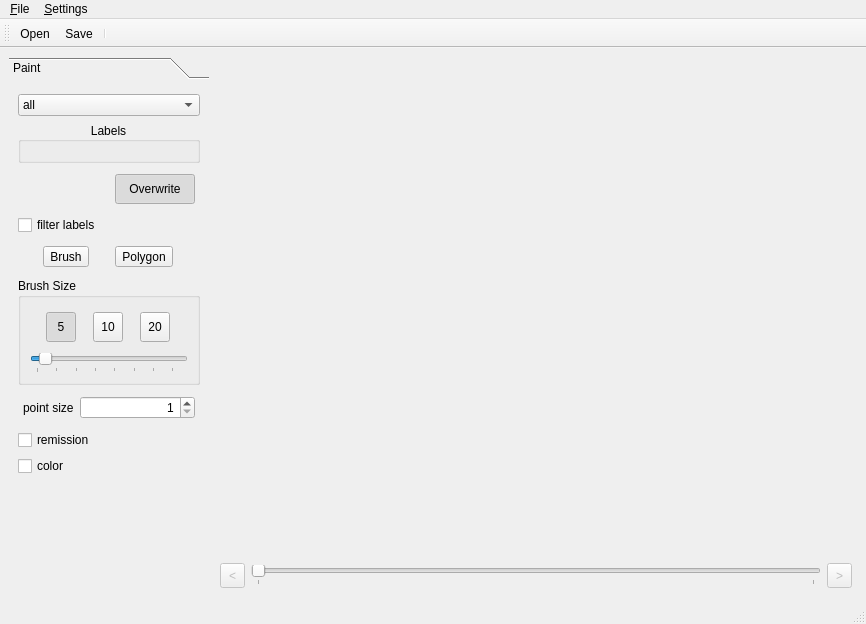
Old version of the form src/MainFrame.ui in the repository jbehley/point_labeler.
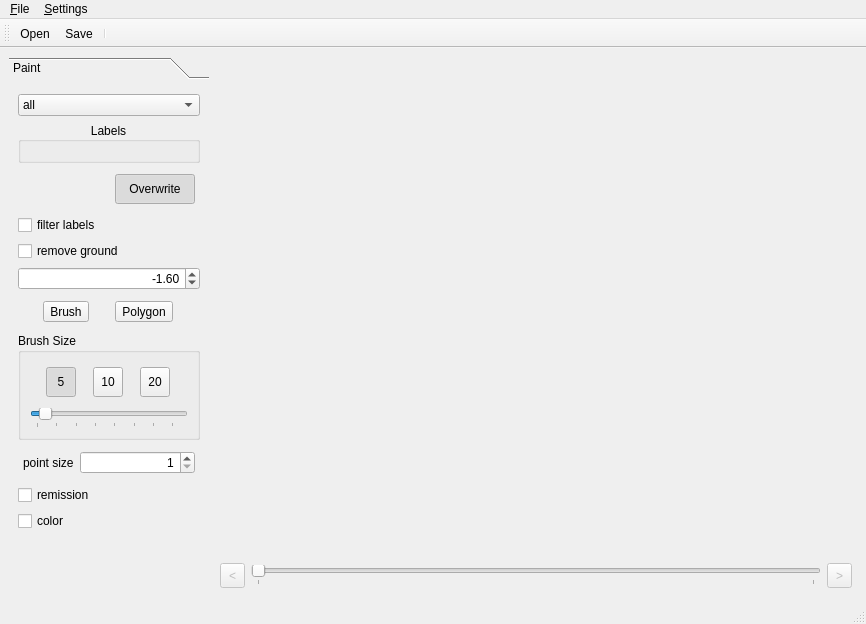
New version of the form. Custom widgets are drawn as their Qt base class.

Commit message: polygon drawing, remove ground, winding & triangulation, wip: labeling within polygon.

```diff
--- a/src/MainFrame.ui
+++ b/src/MainFrame.ui
@@ -43,8 +43,8 @@
         <rect>
          <x>0</x>
          <y>0</y>
-         <width>200</width>
-         <height>489</height>
+         <width>187</width>
+         <height>501</height>
         </rect>
        </property>
        <attribute name="label">
@@ -160,6 +160,26 @@
           </property>
          </widget>
         </item>
+        <item>
+         <widget class="QCheckBox" name="chkRemoveGround">
+          <property name="text">
+           <string>remove ground</string>
+          </property>
+         </widget>
+        </item>
+        <item>
+         <widget class="QDoubleSpinBox" name="spinGroundThreshold">
+          <property name="alignment">
+           <set>Qt::AlignRight|Qt::AlignTrailing|Qt::AlignVCenter</set>
+          </property>
+          <property name="minimum">
+           <double>-10.000000000000000</double>
+          </property>
+          <property name="value">
+           <double>-1.600000000000000</double>
+          </property>
+         </widget>
+        </item>
         <item>
          <layout class="QHBoxLayout" name="horizontalLayout_2">
           <property name="leftMargin">
```
The commit also changes 8 other files.
